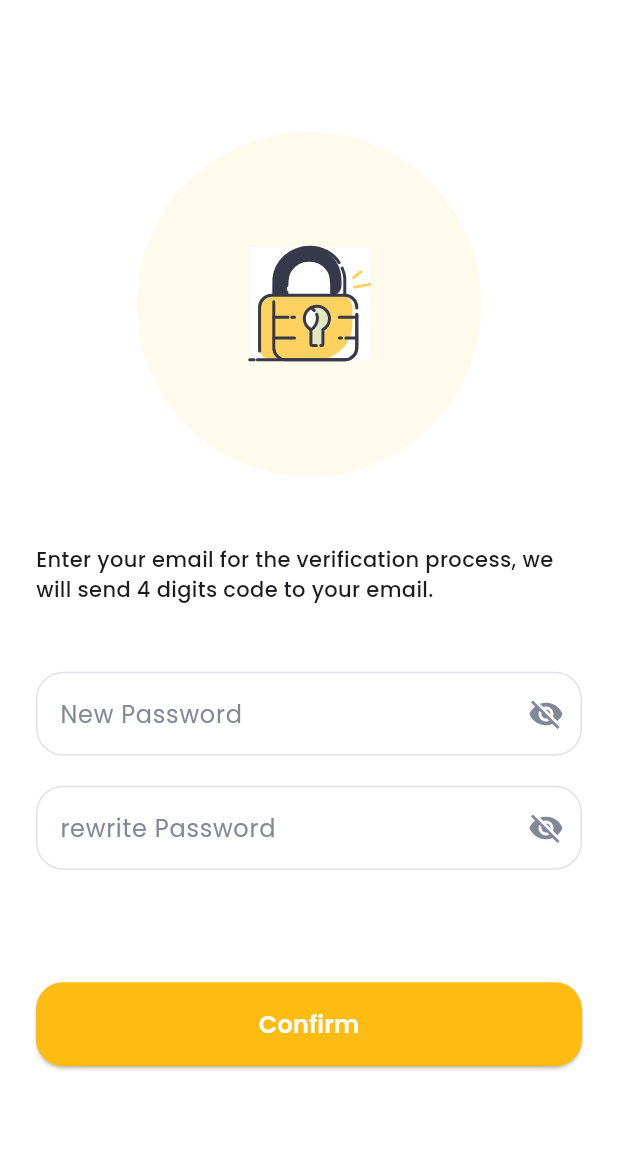
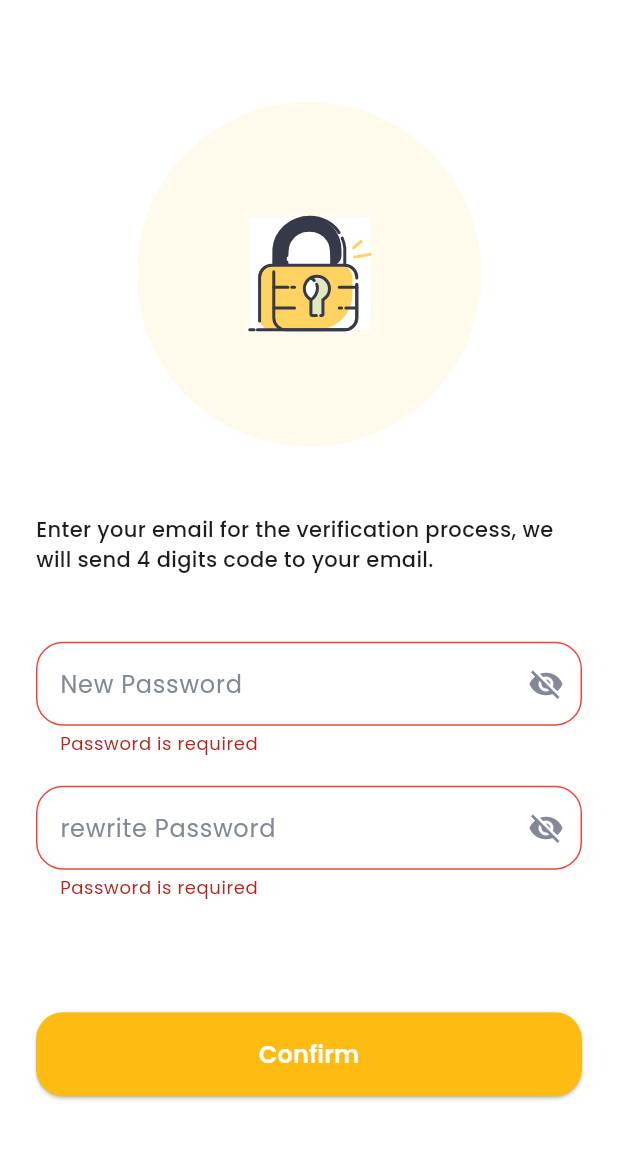
Before and after one commit to KhaledElalfy1/ajuda-app, a Flutter app: the ResetPasswordView screen opened directly, after a tap on "Confirm", on a phone screen of 412 x 824 dp, the part 61-1221 px from its top. Run offline on Flutter 3.47's test engine with Material 3 defaults, Android fonts, the phone set to English and light mode, and no system bars; our stand-ins replace flutter_bloc, flutter_svg, gap, get_it, google_fonts, shared_preferences; accounts and stored records are empty.

Commit message:
add validation for otp and reset password

```diff
--- a/lib/features/reset_password/presentation/view/reset_password_view.dart
+++ b/lib/features/reset_password/presentation/view/reset_password_view.dart
@@ -1,6 +1,8 @@
+import 'dart:developer';
+
 import 'package:ajuda/core/utils/app_fonts.dart';
 import 'package:ajuda/core/utils/app_icons.dart';
-import 'package:ajuda/core/widgets/custom_text_form_filed.dart';
+import 'package:ajuda/features/reset_password/presentation/view/widgets/forget_password_form.dart';
 import 'package:ajuda/features/reset_password/presentation/view_model/forget_password_cubit/forget_password_cubit.dart';
 import 'package:flutter/material.dart';
 import 'package:flutter_svg/svg.dart';
@@ -31,38 +33,19 @@ class ResetPasswordView extends StatelessWidget {
                   style: AppFonts.medium14,
                 ),
                 const Gap(45),
-                CustomTextFormFiled(
-                  controller: ForgetPasswordCubit.get(context).newPasswordController,
-                  hintText: 'New Password',
-                  keyboardType: TextInputType.visiblePassword,
-                  obscureText: true,
-                  icon: IconButton(
-                    onPressed: () {},
-                    icon: const Icon(
-                      Icons.visibility_off,
-                      color: Color(0xff818898),
-                    ),
-                  ),
-                ),
-                const Gap(20),
-                CustomTextFormFiled(
-                  controller: ForgetPasswordCubit.get(context).reenterPasswordController,
-                  hintText: 'rewrite Password',
-                  keyboardType: TextInputType.visiblePassword,
-                  obscureText: true,
-                  icon: IconButton(
-                    onPressed: () {},
-                    icon: const Icon(
-                      Icons.visibility_off,
-                      color: Color(0xff818898),
-                    ),
-                  ),
-                ),
-               const Gap(75),
+                const ForgetPasswordForm(),
+                const Gap(75),
                 SizedBox(
                   width: double.infinity,
                   child: ElevatedButton(
-                    onPressed: () {},
+                    onPressed: () {
+                      if (ForgetPasswordCubit.get(context)
+                          .newPasswordFormKey
+                          .currentState!
+                          .validate()) {
+                        log("password is valid");
+                      }
+                    },
                     child: Text(
                       'Confirm',
                       style: AppFonts.semiBold16.copyWith(
--- /dev/null
+++ b/lib/features/reset_password/presentation/view/widgets/forget_password_form.dart
@@ -0,0 +1,52 @@
+import 'package:ajuda/core/widgets/custom_text_form_filed.dart';
+import 'package:ajuda/features/reset_password/presentation/view_model/forget_password_cubit/forget_password_cubit.dart';
+import 'package:flutter/material.dart';
+import 'package:gap/gap.dart';
+
+class ForgetPasswordForm extends StatelessWidget {
+  const ForgetPasswordForm({
+    super.key,
+  });
+
+  @override
+  Widget build(BuildContext context) {
+    return Form(
+      key: ForgetPasswordCubit.get(context).newPasswordFormKey,
+      child: Column(
+        children: [
+          CustomTextFormFiled(
+            controller: ForgetPasswordCubit.get(context)
+                .newPasswordController,
+            hintText: 'New Password',
+            validator: ForgetPasswordCubit.get(context).passwordValidator,
+            keyboardType: TextInputType.visiblePassword,
+            obscureText: true,
+            icon: IconButton(
+              onPressed: () {},
+              icon: const Icon(
+                Icons.visibility_off,
+                color: Color(0xff818898),
+              ),
+            ),
+          ),
+          const Gap(20),
+          CustomTextFormFiled(
+            controller: ForgetPasswordCubit.get(context)
+                .reenterPasswordController,
+            hintText: 'rewrite Password',
+            validator: ForgetPasswordCubit.get(context).passwordValidator,
+            keyboardType: TextInputType.visiblePassword,
+            obscureText: true,
+            icon: IconButton(
+              onPressed: () {},
+              icon: const Icon(
+                Icons.visibility_off,
+                color: Color(0xff818898),
+              ),
+            ),
+          ),
+        ],
+      ),
+    );
+  }
+}
--- a/lib/features/reset_password/presentation/view_model/forget_password_cubit/forget_password_cubit.dart
+++ b/lib/features/reset_password/presentation/view_model/forget_password_cubit/forget_password_cubit.dart
@@ -1,3 +1,4 @@
+import 'package:ajuda/core/helpers/extentions.dart';
 import 'package:ajuda/features/reset_password/presentation/view_model/forget_password_cubit/forget_password_state.dart';
 import 'package:flutter/material.dart';
 import 'package:flutter_bloc/flutter_bloc.dart';
@@ -14,16 +15,32 @@ class ForgetPasswordCubit extends Cubit<ForgetPasswordState> {
   TextEditingController otpController3 = TextEditingController();
   TextEditingController otpController4 = TextEditingController();
 
-  FocusNode focusNode1=FocusNode();
-  FocusNode focusNode2=FocusNode();
-  FocusNode focusNode3=FocusNode();
-  FocusNode focusNode4=FocusNode();
+  FocusNode focusNode1 = FocusNode();
+  FocusNode focusNode2 = FocusNode();
+  FocusNode focusNode3 = FocusNode();
+  FocusNode focusNode4 = FocusNode();
 
-
+  GlobalKey<FormState> emailFormKey = GlobalKey<FormState>();
+  GlobalKey<FormState> otpFormKey = GlobalKey<FormState>();
+  GlobalKey<FormState> newPasswordFormKey = GlobalKey<FormState>();
   void nextFiled(String value, FocusNode focusNode) {
     if (value.length == 1) {
       focusNode.requestFocus();
     }
+  }
+
+  String? emailValidator(String? value) {
+    if (value == null || !value.isValidEmail) {
+      return 'Invalid email';
+    }
+    return null;
+  }
+
+  String? numberValidator(String? p1) {
+    if (p1 == null || p1.isEmpty) {
+      return 'This field is required';
+    }
+    return null;
   }
 
   @override
@@ -41,4 +58,17 @@ class ForgetPasswordCubit extends Cubit<ForgetPasswordState> {
     focusNode4.dispose();
     return super.close();
   }
+
+  String? passwordValidator(String? p1) {
+    if (p1 == null || p1.isEmpty) {
+      return 'Password is required';
+    } else if (p1.length < 8) {
+      return 'Password must be at least 8 characters';
+    } else if (!p1.isValidPassword) {
+      return 'Invalid password format';
+    } else if (newPasswordController.text != reenterPasswordController.text) {
+      return 'Password does not match';
+    }
+    return null;
+  }
 }
```
Also changed, not shown: lib/features/reset_password/presentation/view/enter_email_view.dart (+14 -7 lines), lib/features/reset_password/presentation/view/otp_view.dart (+7 -1 lines), lib/features/reset_password/presentation/view/widgets/otp_digits_section.dart (+7 -0 lines).
